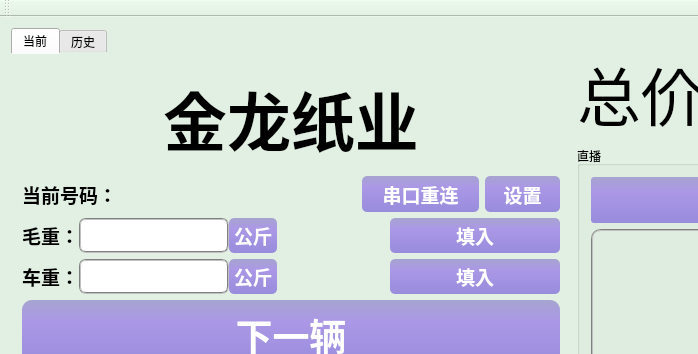
Qt form wasterecycle.ui (ljhuan/WasteRecycle) before a commit; both pictures show x 0 to 698 and y 0 to 354 of the 1287 by 737 pixel window.
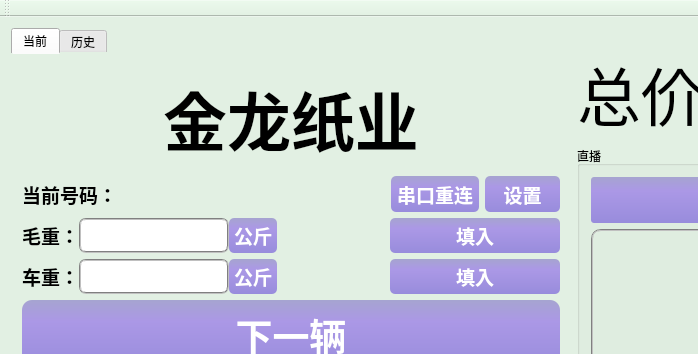
The same form after that commit.

Patch:
```diff
--- a/wasterecycle.ui
+++ b/wasterecycle.ui
@@ -137,7 +137,7 @@
          </layout>
         </item>
         <item>
-         <layout class="QHBoxLayout" name="horizontalLayout_12" stretch="1,1,3,2,1">
+         <layout class="QHBoxLayout" name="horizontalLayout_12" stretch="1,1,3,1,1">
           <item>
            <widget class="QLabel" name="label_6">
             <property name="font">
```
